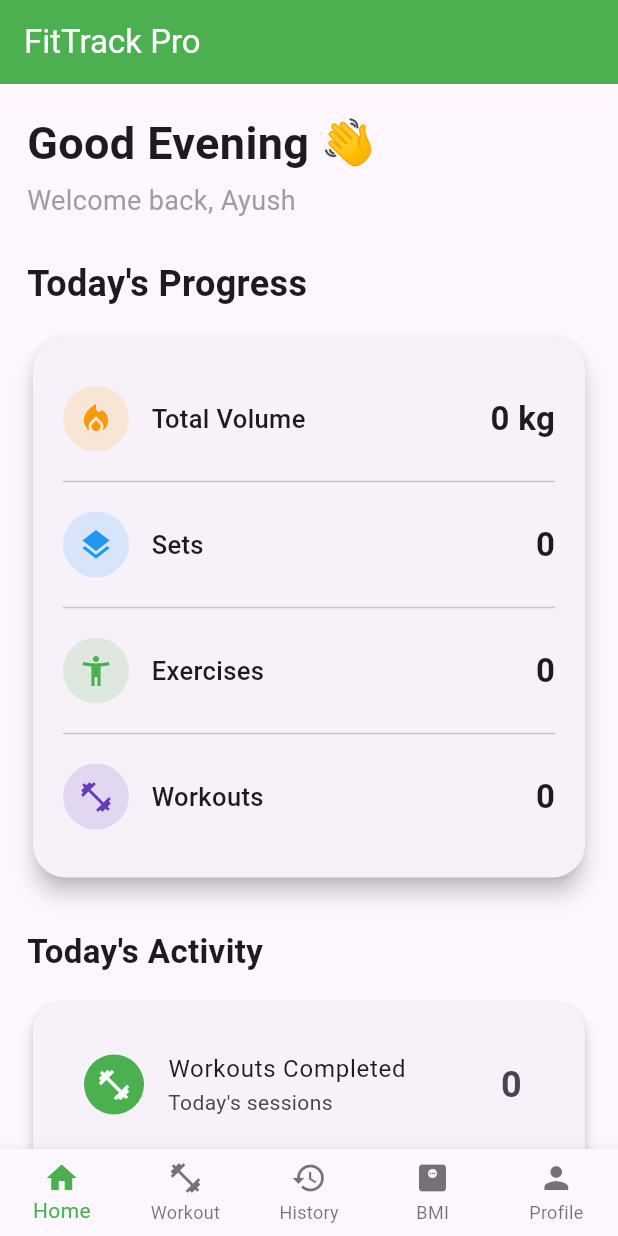
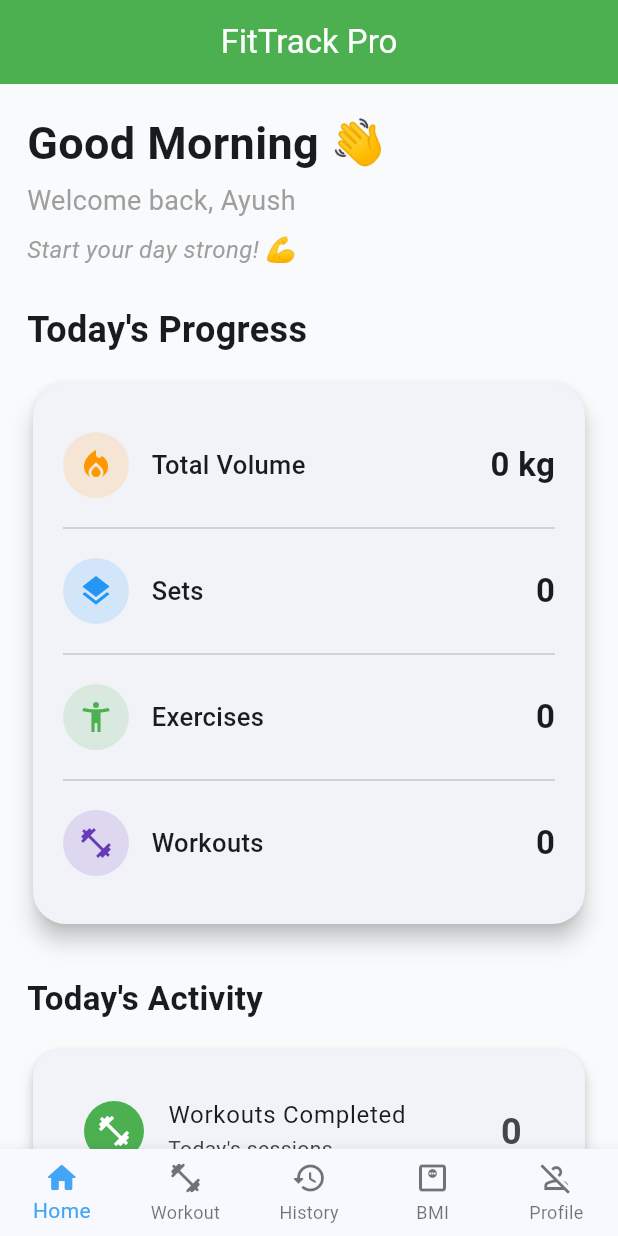
Before and after one commit to ayushbhardwaj-prog/FitTrack-Pro, a Flutter app: the screen it shows after launch, on a phone screen of 412 x 824 dp. Run offline on Flutter 3.47's test engine with Material 3 defaults, Android fonts, the phone set to English and light mode, and no system bars; our stand-ins replace shared_preferences.

Commit message:
Updated home screen and fixed workout history

```diff
--- a/lib/main.dart
+++ b/lib/main.dart
@@ -40,15 +40,81 @@ class FitTrackPro extends StatelessWidget {
       themeMode: themeProvider.themeMode,
 
       theme: ThemeData(
+      useMaterial3: true,
+      colorScheme: ColorScheme.fromSeed(
+        seedColor: const Color(0xFF42A5F5),
         brightness: Brightness.light,
-        primarySwatch: Colors.green,
-        useMaterial3: true,
       ),
 
+      scaffoldBackgroundColor: const Color(0xFFF8FAFC),
+
+      appBarTheme: const AppBarTheme(
+        centerTitle: true,
+        elevation: 0,
+        backgroundColor: Colors.transparent,
+        foregroundColor: Colors.black,
+      ),
+
+      cardTheme: CardThemeData(
+        elevation: 2,
+        shape: RoundedRectangleBorder(
+          borderRadius: BorderRadius.circular(20),
+        ),
+      ),
+
+      elevatedButtonTheme: ElevatedButtonThemeData(
+        style: ElevatedButton.styleFrom(
+          minimumSize: const Size(double.infinity, 52),
+          shape: RoundedRectangleBorder(
+            borderRadius: BorderRadius.circular(16),
+          ),
+        ),
+      ),
+
+      inputDecorationTheme: InputDecorationTheme(
+        filled: true,
+        fillColor: Colors.white,
+        border: OutlineInputBorder(
+          borderRadius: BorderRadius.circular(16),
+        ),
+        enabledBorder: OutlineInputBorder(
+          borderRadius: BorderRadius.circular(16),
+          borderSide: BorderSide.none,
+        ),
+        focusedBorder: OutlineInputBorder(
+          borderRadius: BorderRadius.circular(16),
+        ),
+      ),
+    ),
+
       darkTheme: ThemeData(
-        brightness: Brightness.dark,
-        primarySwatch: Colors.green,
         useMaterial3: true,
+        colorScheme: ColorScheme.fromSeed(
+          seedColor: const Color(0xFF42A5F5),
+          brightness: Brightness.dark,
+        ),
+
+        cardTheme: CardThemeData(
+          elevation: 2,
+          shape: RoundedRectangleBorder(
+            borderRadius: BorderRadius.circular(20),
+          ),
+        ),
+
+        elevatedButtonTheme: ElevatedButtonThemeData(
+          style: ElevatedButton.styleFrom(
+            minimumSize: const Size(double.infinity, 52),
+            shape: RoundedRectangleBorder(
+              borderRadius: BorderRadius.circular(16),
+            ),
+          ),
+        ),
+
+        inputDecorationTheme: InputDecorationTheme(
+          border: OutlineInputBorder(
+            borderRadius: BorderRadius.circular(16),
+          ),
+        ),
       ),
 
       home: const MainNavigation(),
@@ -89,7 +155,7 @@ class _MainNavigationState extends State<MainNavigation> {
       ),
       bottomNavigationBar: BottomNavigationBar(
         currentIndex: selectedIndex,
-        selectedItemColor: Colors.green,
+        selectedItemColor: const Color(0xFF42A5F5),
         type: BottomNavigationBarType.fixed,
         onTap: (index) {
           setState(() {
@@ -98,23 +164,23 @@ class _MainNavigationState extends State<MainNavigation> {
         },
         items: const [
           BottomNavigationBarItem(
-            icon: Icon(Icons.home),
+            icon: Icon(Icons.home_rounded),
             label: "Home",
           ),
           BottomNavigationBarItem(
-            icon: Icon(Icons.fitness_center),
+            icon: Icon(Icons.fitness_center_rounded),
             label: "Workout",
           ),
           BottomNavigationBarItem(
-            icon: Icon(Icons.history),
+            icon: Icon(Icons.history_rounded),
             label: "History",
           ),
           BottomNavigationBarItem(
-            icon: Icon(Icons.monitor_weight),
+            icon: Icon(Icons.monitor_weight_outlined),
             label: "BMI",
           ),
           BottomNavigationBarItem(
-            icon: Icon(Icons.person),
+            icon: Icon(Icons.person_off_outlined),
             label: "Profile",
           ),
         ],
--- a/lib/screens/home_screen.dart
+++ b/lib/screens/home_screen.dart
@@ -11,6 +11,22 @@ class HomeScreen extends StatelessWidget {
     super.key,
     required this.onWorkoutPressed,
   });
+
+  String getGreeting() {
+    final hour = DateTime.now().hour;
+    if (hour >= 5 && hour < 12) return "Good Morning";
+    if (hour >= 12 && hour < 17) return "Good Afternoon";
+    if (hour >= 17 && hour < 21) return "Good Evening";
+    return "Good Night";
+  }
+
+  String getMotivation() {
+    final hour = DateTime.now().hour;
+    if (hour >= 5 && hour < 12) return "Start your day strong! 💪";
+    if (hour >= 12 && hour < 17) return "Keep the momentum going! 🔥";
+    if (hour >= 17 && hour < 21) return "Finish the day with a great workout! 🏋️";
+    return "Recovery is part of the journey. 🌙";
+  }
 
   @override
   Widget build(BuildContext context) {
@@ -31,8 +47,8 @@ class HomeScreen extends StatelessWidget {
           crossAxisAlignment: CrossAxisAlignment.start,
           children: [
 
-            const Text(
-              "Good Evening 👋",
+            Text(
+              "${getGreeting()} 👋",
               style: TextStyle(
                 fontSize: 30,
                 fontWeight: FontWeight.bold,
@@ -46,6 +62,17 @@ class HomeScreen extends StatelessWidget {
               style: TextStyle(
                 fontSize: 18,
                 color: Colors.grey,
+              ),
+            ),
+
+            const SizedBox(height: 8),
+
+            Text(
+              getMotivation(),
+              style: const TextStyle(
+                fontSize: 16,
+                color: Colors.grey,
+                fontStyle: FontStyle.italic,
               ),
             ),
 
```
